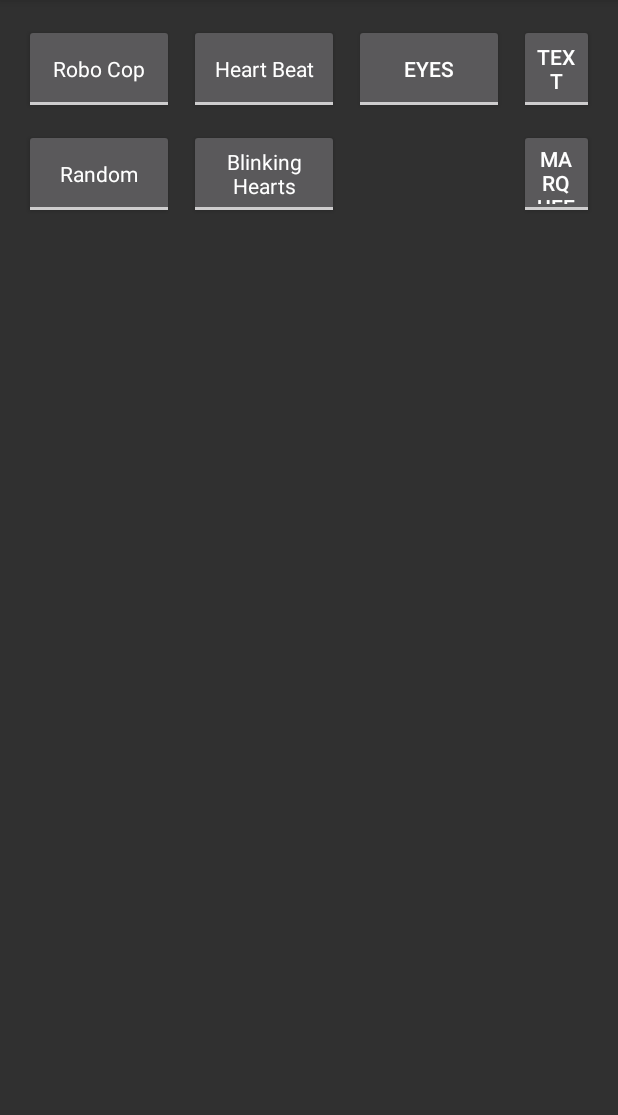
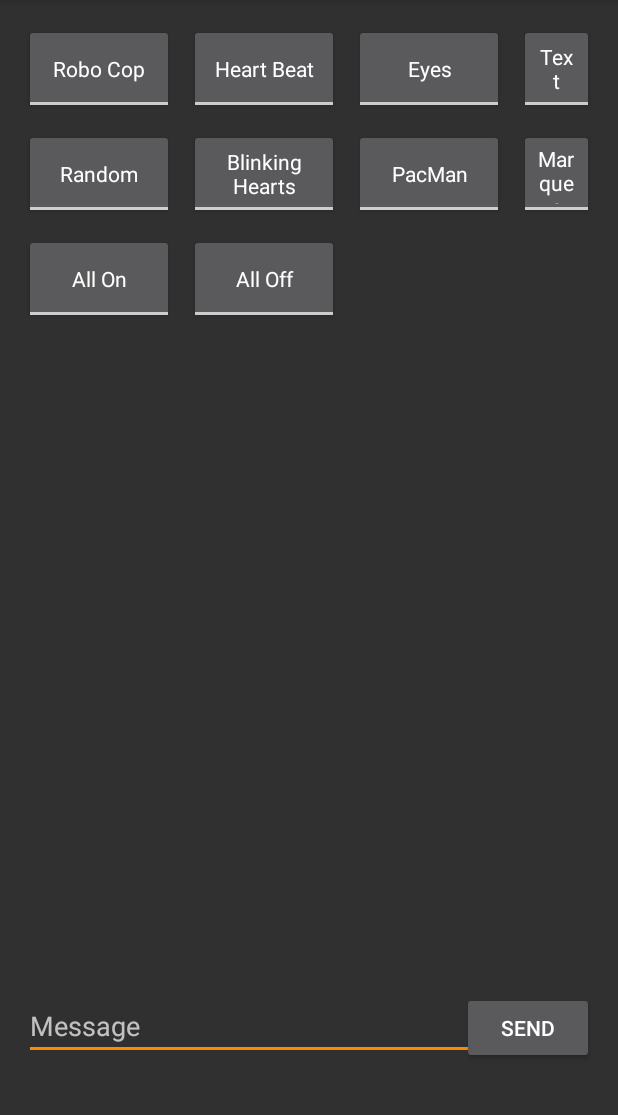
Before and after one commit to dsarmiento/DaftPunk, an Android app: the screen it shows after launch (ControllerMain), on a phone screen of 412 x 824 dp, the part 84-1199 px from its top. Run offline under Robolectric (Android 15) with nearby library versions, the phone set to English and light mode, and no system bars.

Commit message:
more buttons and stuff

```diff
--- a/DaftController/app/src/main/res/layout/activity_controller_main.xml
+++ b/DaftController/app/src/main/res/layout/activity_controller_main.xml
@@ -25,18 +25,6 @@
     <ToggleButton
         android:layout_width="100dp"
         android:layout_height="60dp"
-        android:layout_below="@+id/roboCop"
-        android:layout_alignParentStart="true"
-        android:layout_marginTop="10dp"
-        android:id="@+id/whiteNoise"
-        android:textOff="@string/white_noise"
-        android:textOn="@string/white_noise"
-        android:text="@string/white_noise"
-        style="@style/AppTheme" />
-
-    <ToggleButton
-        android:layout_width="100dp"
-        android:layout_height="60dp"
         android:id="@+id/heartBeat"
         android:textOff="@string/heart_beat"
         android:textOn="@string/heart_beat"
@@ -55,8 +43,8 @@
         android:layout_marginStart="10dp"
         android:id="@+id/blinkingEyes"
         android:textOff="@string/blinking_eyes"
-        android:textOn="@string/blinking_eyes" />
-
+        android:textOn="@string/blinking_eyes"
+        style="@style/AppTheme" />
 
     <ToggleButton
         android:text="@string/static_text"
@@ -67,17 +55,21 @@
         android:textOn="@string/static_text"
         android:layout_alignParentTop="true"
         android:layout_toEndOf="@+id/blinkingEyes"
-        android:layout_marginStart="10dp" />
+        android:layout_marginStart="10dp"
+        style="@style/AppTheme" />
 
     <ToggleButton
-        android:text="@string/marquee"
         android:layout_width="100dp"
         android:layout_height="60dp"
-        android:id="@+id/marqueeText"
-        android:textOff="@string/marquee"
-        android:textOn="@string/marquee"
-        android:layout_alignTop="@+id/heartBlink"
-        android:layout_alignStart="@+id/staticText" />
+        android:layout_below="@+id/roboCop"
+        android:layout_alignParentStart="true"
+        android:layout_marginTop="10dp"
+        android:id="@+id/whiteNoise"
+        android:textOff="@string/white_noise"
+        android:textOn="@string/white_noise"
+        android:text="@string/white_noise"
+        style="@style/AppTheme" />
+
 
     <ToggleButton
         android:layout_width="100dp"
@@ -89,4 +81,73 @@
         style="@style/AppTheme"
         android:layout_alignTop="@+id/whiteNoise"
         android:layout_alignStart="@+id/heartBeat" />
+
+    <ToggleButton
+        android:layout_width="100dp"
+        android:layout_height="60dp"
+        android:id="@+id/toggleButton3"
+        style="@style/AppTheme"
+        android:layout_alignTop="@+id/marqueeText"
+        android:layout_alignStart="@+id/blinkingEyes"
+        android:textOff="@string/pac_man"
+        android:textOn="@string/pac_man"
+        android:text="@string/pac_man" />
+
+    <ToggleButton
+        android:text="@string/marquee"
+        android:layout_width="100dp"
+        android:layout_height="60dp"
+        android:id="@+id/marqueeText"
+        android:textOff="@string/marquee"
+        android:textOn="@string/marquee"
+        android:layout_alignTop="@+id/heartBlink"
+        android:layout_alignStart="@+id/staticText"
+        style="@style/AppTheme" />
+
+    <ToggleButton
+        android:layout_width="100dp"
+        android:layout_height="60dp"
+        android:layout_marginTop="10dp"
+        android:id="@+id/allOn"
+        style="@style/AppTheme"
+        android:layout_below="@+id/whiteNoise"
+        android:layout_alignParentStart="true"
+        android:textOff="@string/all_on"
+        android:textOn="@string/all_on"
+        android:text="@string/all_on" />
+
+    <ToggleButton
+        android:layout_width="100dp"
+        android:layout_height="60dp"
+        android:id="@+id/allOff"
+        android:layout_alignBottom="@+id/allOn"
+        android:layout_alignTop="@+id/allOn"
+        android:layout_alignStart="@+id/heartBlink"
+        android:textOff="@string/all_off"
+        android:textOn="@string/all_off"
+        android:text="@string/all_off"
+        style="@style/AppTheme" />
+
+    <EditText
+        android:layout_width="wrap_content"
+        android:layout_height="wrap_content"
+        android:inputType="textPersonName"
+        android:ems="10"
+        android:layout_marginBottom="45dp"
+        android:id="@+id/sendMsg"
+        android:layout_alignParentBottom="true"
+        android:layout_alignParentStart="true"
+        android:hint="Message"
+        android:singleLine="true"
+        android:layout_toStartOf="@+id/marqueeText" />
+
+    <Button
+        android:text="Send"
+        android:layout_width="wrap_content"
+        android:layout_height="wrap_content"
+        android:id="@+id/sendButton"
+        android:layout_alignBaseline="@+id/sendMsg"
+        android:layout_alignBottom="@+id/sendMsg"
+        android:layout_alignParentEnd="true" />
+
 </RelativeLayout>
--- a/DaftController/app/src/main/res/values/strings.xml
+++ b/DaftController/app/src/main/res/values/strings.xml
@@ -7,4 +7,7 @@
     <string name="white_noise">Random</string>
     <string name="static_text">Text</string>
     <string name="blinking_eyes">Eyes</string>
+    <string name="all_off">All Off</string>
+    <string name="all_on">All On</string>
+    <string name="pac_man">PacMan</string>
 </resources>
```
